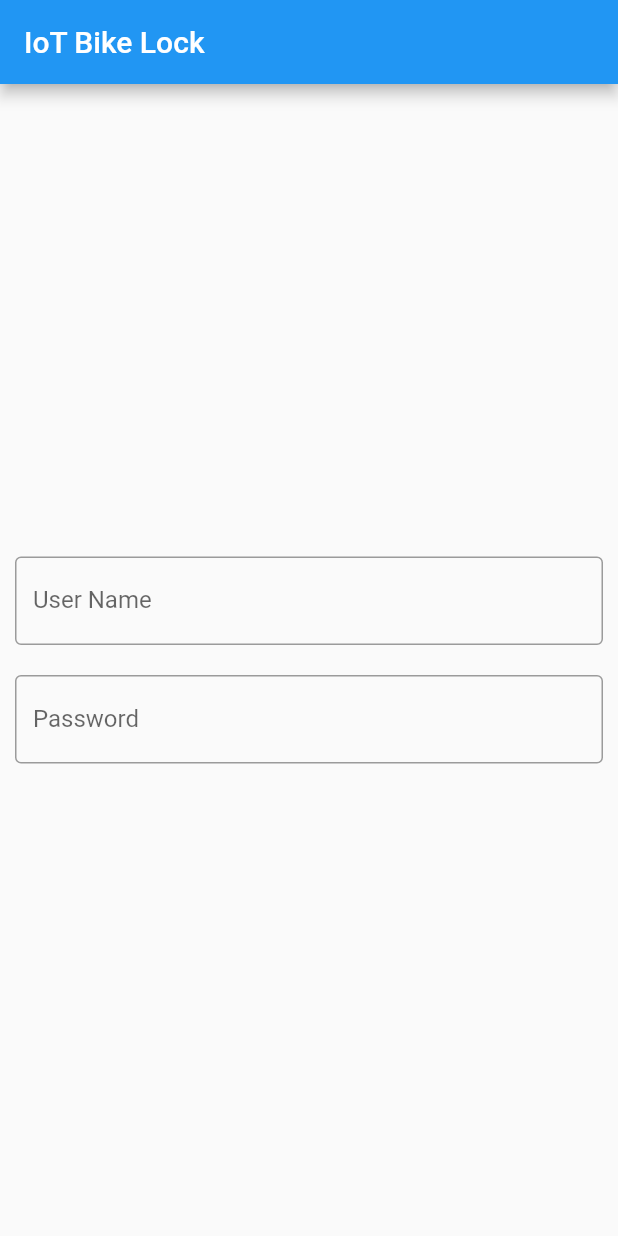
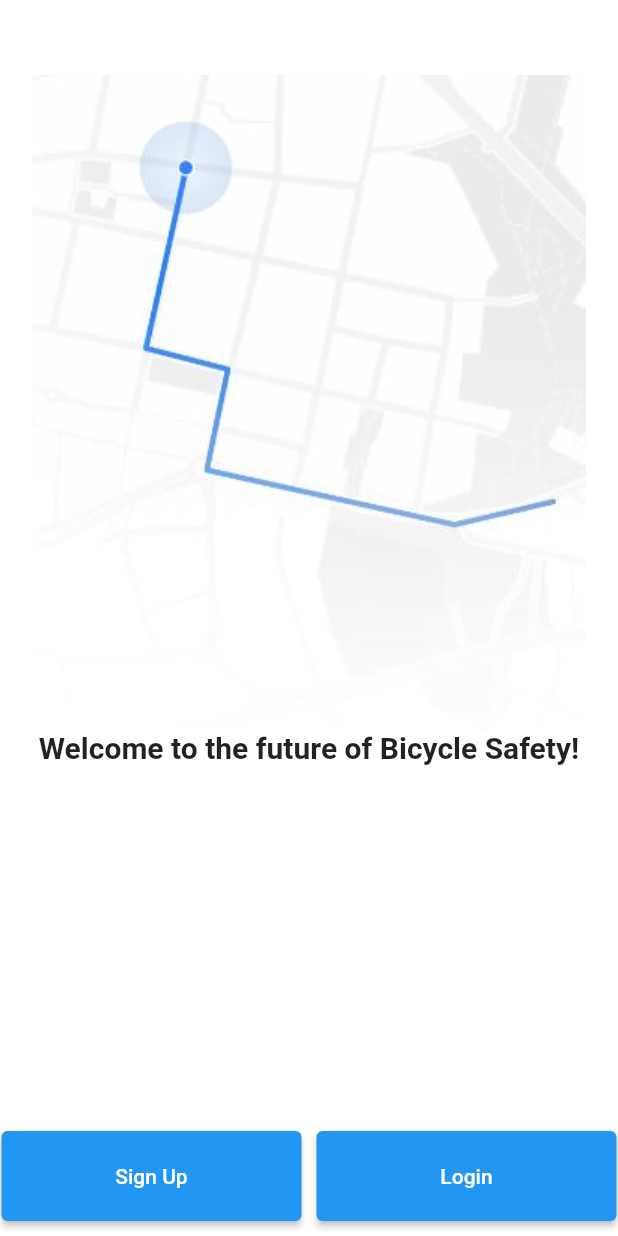
Before and after one commit to bartschliam/World-Wide-Wonders, a Flutter app: the screen it shows after launch, on a phone screen of 412 x 824 dp. Run offline on Flutter 3.47's test engine with Material 2 defaults, Android fonts, the phone set to English and light mode, and no system bars.

Commit message:
creating main page. Added buttons. Next step is navigation

```diff
--- a/Application/bike_lock_app/lib/main.dart
+++ b/Application/bike_lock_app/lib/main.dart
@@ -31,33 +31,58 @@ class _RootPageState extends State<RootPage> {
   @override
   Widget build(BuildContext context) {
     return MaterialApp(
+      theme: ThemeData(
+          scaffoldBackgroundColor: const Color.fromARGB(255, 255, 255, 255)),
       home: Scaffold(
-        appBar: AppBar(
-          title: const Text('IoT Bike Lock'),
-        ),
         body: Center(
           child: Column(
-            mainAxisAlignment: MainAxisAlignment.center,
-            children: const [
-              Padding(
-                padding: EdgeInsets.all(10),
-                child: TextField(
-                  decoration: InputDecoration(
-                      border: OutlineInputBorder(),
-                      labelText: 'User Name',
-                      hintText: 'Enter valid mail id as abc@gmail.com'),
+            children: [
+              const Padding(padding: EdgeInsets.only(top: 50)),
+              Image.asset('assets/images/ui_map.JPG'),
+              Expanded(
+                child: Column(
+                  mainAxisAlignment: MainAxisAlignment.start,
+                  children: const [
+                    Text(
+                      "Welcome to the future of Bicycle Safety!",
+                      style: TextStyle(
+                        fontWeight: FontWeight.bold,
+                        fontSize: 20,
+                      ),
+                    ),
+                  ],
                 ),
               ),
-              Padding(
-                padding: EdgeInsets.all(10),
-                child: TextField(
-                  obscureText: true,
-                  decoration: InputDecoration(
-                      border: OutlineInputBorder(),
-                      labelText: 'Password',
-                      hintText: 'Enter your secure password'),
+              Expanded(
+                child: Column(
+                  mainAxisAlignment: MainAxisAlignment.end,
+                  children: [
+                    Row(
+                      mainAxisAlignment: MainAxisAlignment.center,
+                      children: [
+                        ElevatedButton(
+                          style: ElevatedButton.styleFrom(
+                              fixedSize: const Size(200, 60)),
+                          child: const Text(
+                            'Sign Up',
+                          ),
+                          onPressed: () {},
+                        ),
+                        const SizedBox(width: 10),
+                        ElevatedButton(
+                          style: ElevatedButton.styleFrom(
+                              fixedSize: const Size(200, 60)),
+                          child: const Text(
+                            'Login',
+                          ),
+                          onPressed: () {},
+                        ),
+                      ],
+                    ),
+                    const SizedBox(height: 10)
+                  ],
                 ),
-              ),
+              )
             ],
           ),
         ),
```
Also changed, not shown: Application/bike_lock_app/pubspec.yaml (+4 -6 lines), Application/bike_lock_app/assets/images/logo.png (added), Application/bike_lock_app/assets/images/ui_map.JPG (added).
